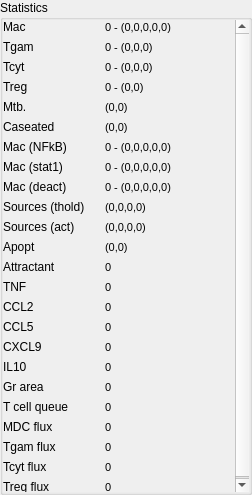
First picture: the form in gui/statwidget.ui, repository gmackie/GR-ABM-ODE-2D, before the edit.
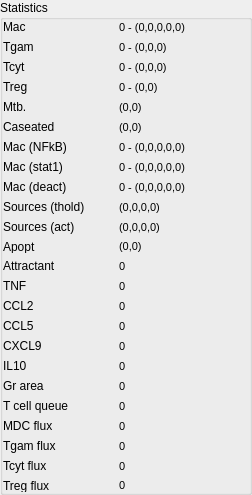
Second picture: the form after the edit.

Commit message: Fixed some cross platform gui issues

Diff of the .ui file:
```diff
--- a/gui/statwidget.ui
+++ b/gui/statwidget.ui
@@ -28,30 +28,6 @@
      <property name="title">
       <string>Statistics</string>
      </property>
-     <layout class="QVBoxLayout" name="verticalLayout_2">
-      <property name="margin">
-       <number>0</number>
-      </property>
-      <item>
-       <widget class="QScrollArea" name="scrollArea">
-        <property name="frameShape">
-         <enum>QFrame::NoFrame</enum>
-        </property>
-        <property name="frameShadow">
-         <enum>QFrame::Plain</enum>
-        </property>
-        <property name="widgetResizable">
-         <bool>true</bool>
-        </property>
-        <widget class="QWidget" name="scrollAreaWidgetContents">
-         <property name="geometry">
-          <rect>
-           <x>0</x>
-           <y>0</y>
-           <width>248</width>
-           <height>477</height>
-          </rect>
-         </property>
          <layout class="QGridLayout" name="gridLayout">
           <property name="margin">
            <number>0</number>
@@ -582,10 +558,6 @@
             <property name="text">
              <string>0</string>
             </property>
-           </widget>
-          </item>
-         </layout>
-        </widget>
        </widget>
       </item>
      </layout>
```
Lines whose indentation alone changed are shown as unchanged. The commit also changes 1 other file.
